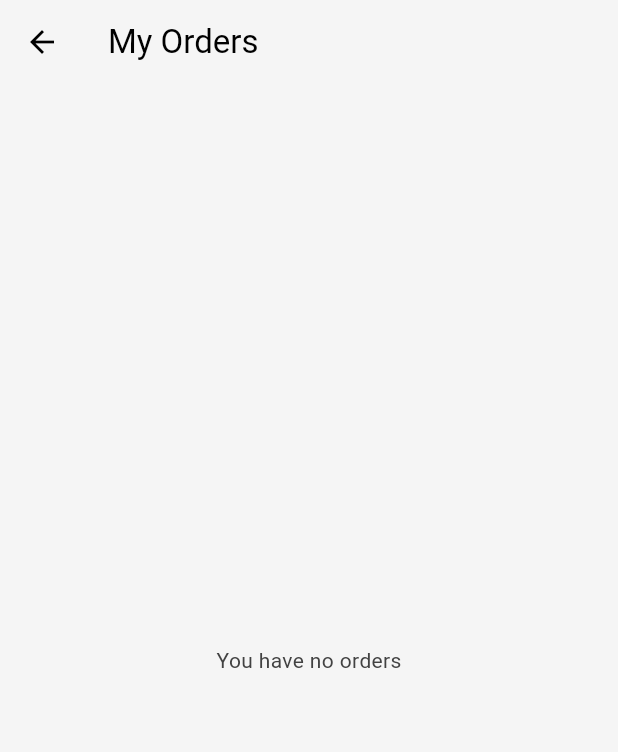
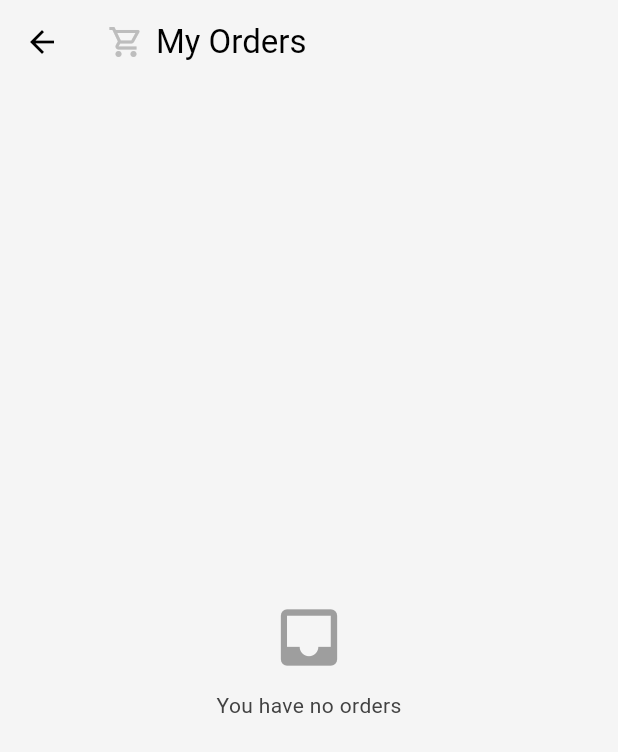
Before and after one commit to HamzaAbuSafiayh/Final-Project, a Flutter app: the OrdersPage screen opened by its route, on a phone screen of 412 x 824 dp. Shown: the top 752 px of the screen. Run offline on Flutter 3.47's test engine with Material 3 defaults, Android fonts, the phone set to English and light mode, and no system bars; our stand-ins replace carousel_slider, cloud_firestore, firebase_auth, firebase_core, firebase_storage, flutter_bloc and 2 more; missing offline and left inert: ntp; accounts and stored records are empty; network calls fail.

Commit message:
quick fixes for some bugs

```diff
--- a/lib/pages/confirmation_page.dart
+++ b/lib/pages/confirmation_page.dart
@@ -269,7 +269,7 @@ class ConfirmationPage extends StatelessWidget {
                     ),
                   ),
                   child: Text(
-                    'Confirm and chat',
+                    'Confirm',
                     style: TextStyle(
                       fontSize: 16,
                       color: Theme.of(context).textTheme.bodyLarge!.color,
--- a/lib/pages/orders_page.dart
+++ b/lib/pages/orders_page.dart
@@ -26,8 +26,21 @@ class OrdersPage extends StatelessWidget {
             );
           }
           if (state is OrdersError) {
-            return const Center(
-              child: Text('Error loading orders'),
+            return Scaffold(
+              appBar: AppBar(
+                title: const Row(
+                  children: [
+                    Icon(
+                      Icons.error,
+                    ),
+                    SizedBox(width: 8),
+                    Text('My Orders'),
+                  ],
+                ),
+              ),
+              body: const Center(
+                child: Text('Error loading orders'),
+              ),
             );
           }
           if (state is OrdersLoaded) {
@@ -35,17 +48,37 @@ class OrdersPage extends StatelessWidget {
               // Displaying message when there are no orders
               return Scaffold(
                 appBar: AppBar(
-                  title: const Text('My Orders'),
+                  title: Row(
+                    children: [
+                      Icon(Icons.shopping_cart_outlined,
+                          color: Theme.of(context).colorScheme.secondary),
+                      const SizedBox(width: 8),
+                      const Text('My Orders'),
+                    ],
+                  ),
                 ),
                 body: const Center(
-                  child: Text('You have no orders'),
+                  child: Column(
+                    mainAxisAlignment: MainAxisAlignment.center,
+                    children: [
+                      Icon(Icons.inbox, size: 50, color: Colors.grey),
+                      SizedBox(height: 10),
+                      Text('You have no orders'),
+                    ],
+                  ),
                 ),
               );
             }
             // Displaying orders if they exist
             return Scaffold(
               appBar: AppBar(
-                title: const Text('My Orders'),
+                title: const Row(
+                  children: [
+                    Icon(Icons.shopping_cart, color: Colors.white),
+                    SizedBox(width: 8),
+                    Text('My Orders'),
+                  ],
+                ),
               ),
               body: ListView.builder(
                 itemCount: state.orders.length,
--- a/lib/pages/registerpage.dart
+++ b/lib/pages/registerpage.dart
@@ -130,7 +130,8 @@ class _RegisterPageState extends State<RegisterPage> {
                 child: Column(
                   mainAxisAlignment: MainAxisAlignment.center,
                   children: [
-                    const Text('A P P N A M E', style: TextStyle(fontSize: 20)),
+                    const Text('H A N D Y P R O',
+                        style: TextStyle(fontSize: 20)),
                     const SizedBox(height: 50),
                     Stack(
                       children: [
--- a/lib/services/chat_services.dart
+++ b/lib/services/chat_services.dart
@@ -4,6 +4,7 @@ import 'package:finalproject/routes/api_paths.dart';
 import 'package:finalproject/services/firestore_services.dart';
 import 'package:firebase_auth/firebase_auth.dart';
 import 'package:flutter/material.dart';
+import 'package:ntp/ntp.dart';
 
 abstract class ChatService {
   Future<void> accessChat(String userId, String workerId);
@@ -48,10 +49,11 @@ class ChatServicesImpl extends ChatService {
   @override
   Future<void> sendMessage(
       String userId, String workerId, String content) async {
+    DateTime now = await NTP.now();
     final message = {
       'senderId': userId,
       'message': content,
-      'timestamp': DateTime.now().toIso8601String(),
+      'timestamp': now.toIso8601String(),
     };
 
     try {
--- a/pubspec.yaml
+++ b/pubspec.yaml
@@ -42,6 +42,7 @@ dependencies:
   geolocator: ^12.0.0
   image_picker: ^1.1.1
   intl: ^0.19.0
+  ntp: ^2.0.0
   persistent_bottom_nav_bar: ^5.0.2
   uuid: ^4.4.0
 
```
Also changed, not shown: lib/pages/tasker_profile.dart (+73 -0 lines), pubspec.lock.
